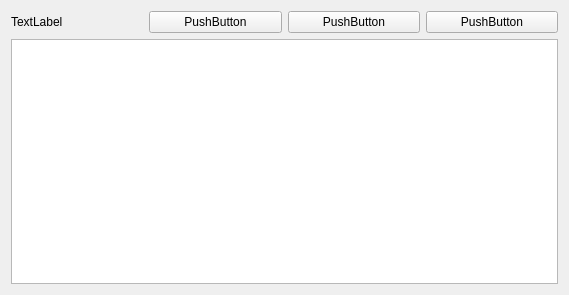
Old version of the form RevisionDetailsWidget.ui in the repository agateau/vctimemachine.
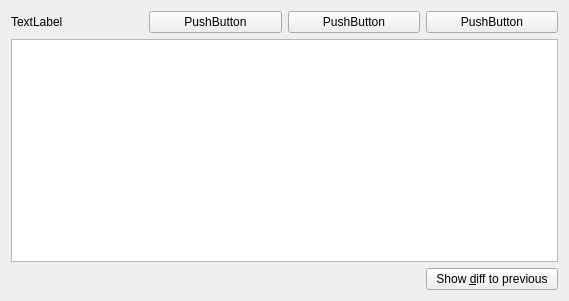
New version of the form.

Commit message: Basic show diff.

What changed in the file:
```diff
--- a/RevisionDetailsWidget.ui
+++ b/RevisionDetailsWidget.ui
@@ -6,7 +6,7 @@
     <x>0</x>
     <y>0</y>
     <width>569</width>
-    <height>295</height>
+    <height>301</height>
    </rect>
   </property>
   <property name="windowTitle" >
@@ -44,6 +44,26 @@
    <item row="1" column="0" colspan="4" >
     <widget class="QTextBrowser" name="revisionDetailsBrowser" />
    </item>
+   <item row="2" column="0" colspan="3" >
+    <spacer>
+     <property name="orientation" >
+      <enum>Qt::Horizontal</enum>
+     </property>
+     <property name="sizeHint" >
+      <size>
+       <width>40</width>
+       <height>20</height>
+      </size>
+     </property>
+    </spacer>
+   </item>
+   <item row="2" column="3" >
+    <widget class="QPushButton" name="showDiffButton" >
+     <property name="text" >
+      <string>Show &amp;diff to previous</string>
+     </property>
+    </widget>
+   </item>
   </layout>
  </widget>
  <resources/>
```
The commit also changes 1 other file.
